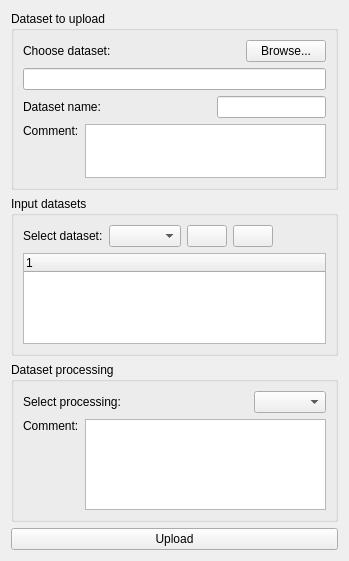
First picture: the form in Code/qtshanoiruploadwidget.ui, repository Inria-Empenn/QtShanoir, before the edit.
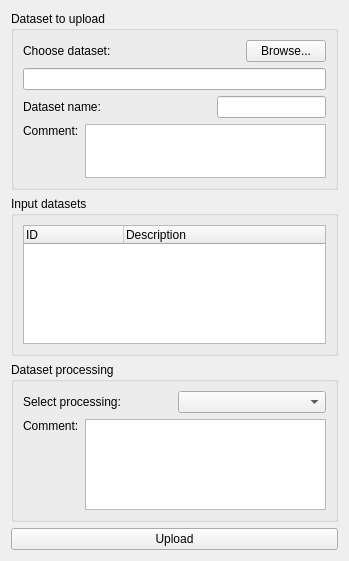
Second picture: the form after the edit. Icons and pictures are not drawn.

Commit message: upload dataset dev still in progress

Patch:
```diff
--- a/Code/qtshanoiruploadwidget.ui
+++ b/Code/qtshanoiruploadwidget.ui
@@ -144,59 +144,15 @@
        </property>
        <layout class="QGridLayout" name="gridLayout">
         <item row="0" column="0">
-         <layout class="QHBoxLayout" name="horizontalLayout">
-          <item>
-           <widget class="QLabel" name="label">
-            <property name="text">
-             <string>Select dataset:</string>
-            </property>
-           </widget>
-          </item>
-          <item>
-           <widget class="QComboBox" name="datasetListComboBox"/>
-          </item>
-          <item>
-           <widget class="QPushButton" name="addDatasetButton">
-            <property name="text">
-             <string/>
-            </property>
-            <property name="icon">
-             <iconset resource="../Resources/qtshanoir.qrc">
-              <normaloff>:/Images/create.16x16.png</normaloff>:/Images/create.16x16.png</iconset>
-            </property>
-           </widget>
-          </item>
-          <item>
-           <widget class="QPushButton" name="removeDatasetButton">
-            <property name="text">
-             <string/>
-            </property>
-            <property name="icon">
-             <iconset resource="../Resources/qtshanoir.qrc">
-              <normaloff>:/Images/delete.16x16.png</normaloff>:/Images/delete.16x16.png</iconset>
-            </property>
-           </widget>
-          </item>
-          <item>
-           <spacer name="horizontalSpacer">
-            <property name="orientation">
-             <enum>Qt::Horizontal</enum>
-            </property>
-            <property name="sizeHint" stdset="0">
-             <size>
-              <width>40</width>
-              <height>20</height>
-             </size>
-            </property>
-           </spacer>
-          </item>
-         </layout>
-        </item>
-        <item row="1" column="0">
          <widget class="QTreeWidget" name="inputDataTreeWidget">
           <column>
            <property name="text">
-            <string notr="true">1</string>
+            <string>ID</string>
+           </property>
+          </column>
+          <column>
+           <property name="text">
+            <string>Description</string>
            </property>
           </column>
          </widget>
@@ -225,19 +181,6 @@
             </property>
            </widget>
           </item>
-          <item>
-           <spacer name="horizontalSpacer_2">
-            <property name="orientation">
-             <enum>Qt::Horizontal</enum>
-            </property>
-            <property name="sizeHint" stdset="0">
-             <size>
-              <width>40</width>
-              <height>20</height>
-             </size>
-            </property>
-           </spacer>
-          </item>
           <item>
            <widget class="QComboBox" name="processingComboBox"/>
           </item>
```
The commit also changes 6 other files.
